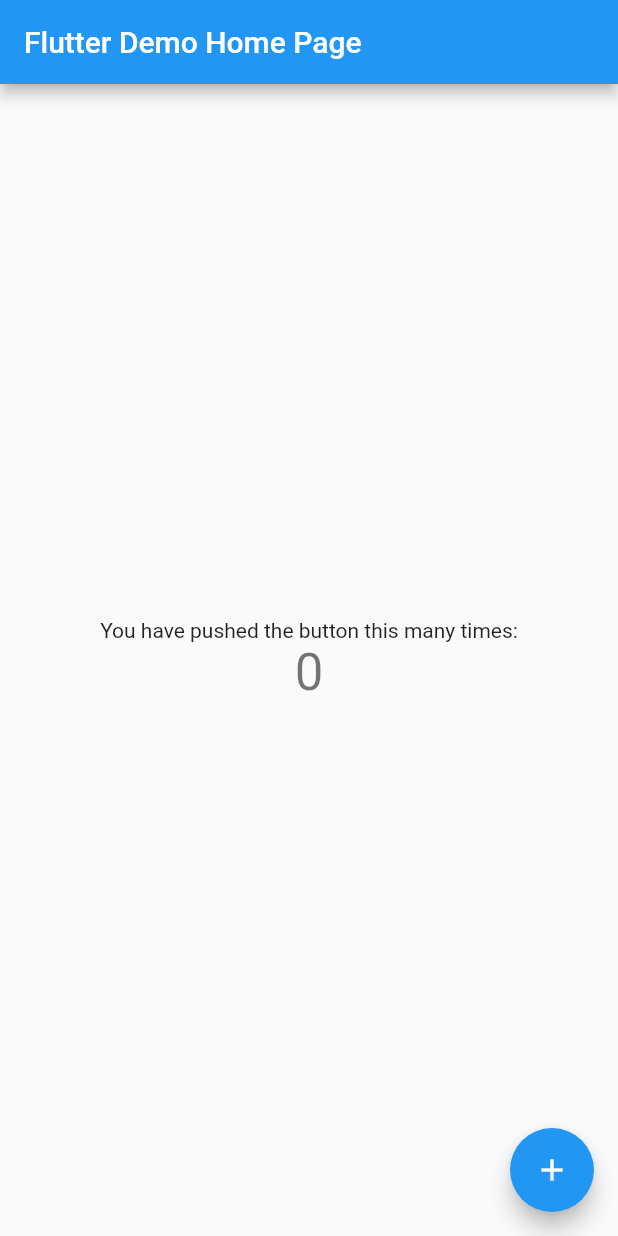
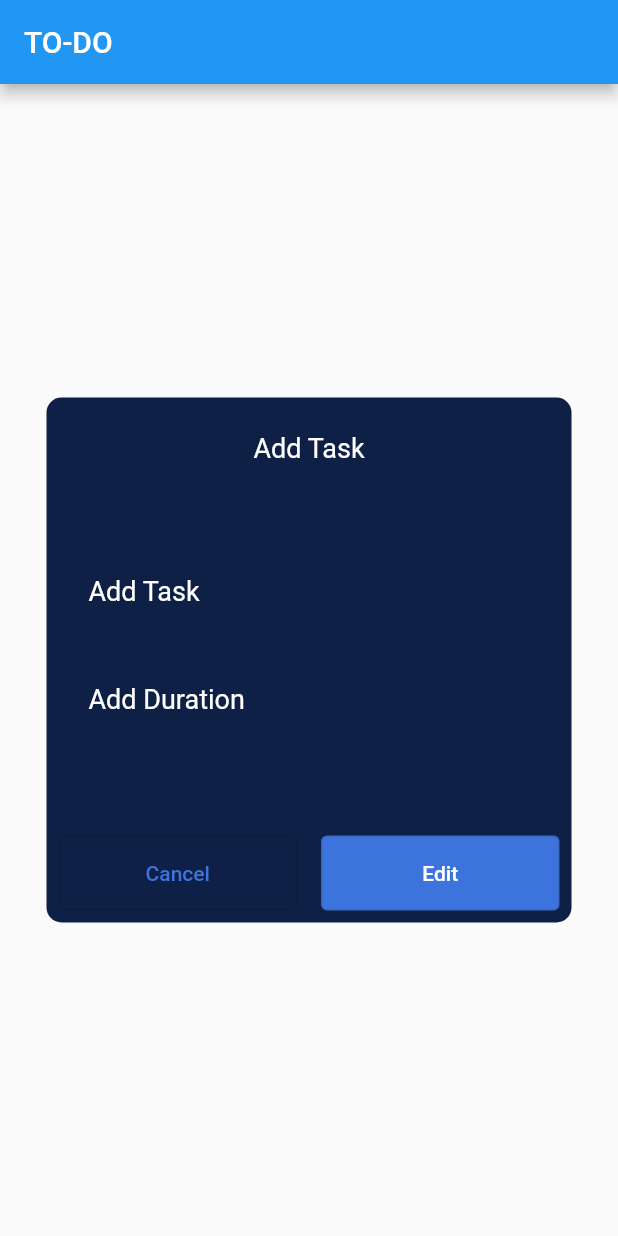
Before and after one commit to FlutterPortfolio-team/to-do, a Flutter app: the screen it shows after launch, on a phone screen of 412 x 824 dp. Run offline on Flutter 3.47's test engine with Material 2 defaults, Android fonts, the phone set to English and light mode, and no system bars; our stand-ins replace flutter_calendar_carousel.

Commit message:
app-calender, app_button, app-bar_calendar has been built

```diff
--- a/lib/main.dart
+++ b/lib/main.dart
@@ -1,4 +1,5 @@
 import 'package:flutter/material.dart';
+import 'package:to_do/view/widgets/add_task_widget.dart';
 
 void main() {
   runApp(const MyApp());
@@ -24,92 +25,26 @@
         // is not restarted.
         primarySwatch: Colors.blue,
       ),
-      home: const MyHomePage(title: 'Flutter Demo Home Page'),
+      home: const MyHomePage(),
     );
   }
 }
 
 class MyHomePage extends StatefulWidget {
-  const MyHomePage({Key? key, required this.title}) : super(key: key);
-
-  // This widget is the home page of your application. It is stateful, meaning
-  // that it has a State object (defined below) that contains fields that affect
-  // how it looks.
-
-  // This class is the configuration for the state. It holds the values (in this
-  // case the title) provided by the parent (in this case the App widget) and
-  // used by the build method of the State. Fields in a Widget subclass are
-  // always marked "final".
-
-  final String title;
+  const MyHomePage({Key? key}) : super(key: key);
 
   @override
   State<MyHomePage> createState() => _MyHomePageState();
 }
 
 class _MyHomePageState extends State<MyHomePage> {
-  int _counter = 0;
-
-  void _incrementCounter() {
-    setState(() {
-      // This call to setState tells the Flutter framework that something has
-      // changed in this State, which causes it to rerun the build method below
-      // so that the display can reflect the updated values. If we changed
-      // _counter without calling setState(), then the build method would not be
-      // called again, and so nothing would appear to happen.
-      _counter++;
-    });
-  }
-
   @override
   Widget build(BuildContext context) {
-    // This method is rerun every time setState is called, for instance as done
-    // by the _incrementCounter method above.
-    //
-    // The Flutter framework has been optimized to make rerunning build methods
-    // fast, so that you can just rebuild anything that needs updating rather
-    // than having to individually change instances of widgets.
     return Scaffold(
       appBar: AppBar(
-        // Here we take the value from the MyHomePage object that was created by
-        // the App.build method, and use it to set our appbar title.
-        title: Text(widget.title),
+        title: const Text('TO-DO'),
       ),
-      body: Center(
-        // Center is a layout widget. It takes a single child and positions it
-        // in the middle of the parent.
-        child: Column(
-          // Column is also a layout widget. It takes a list of children and
-          // arranges them vertically. By default, it sizes itself to fit its
-          // children horizontally, and tries to be as tall as its parent.
-          //
-          // Invoke "debug painting" (press "p" in the console, choose the
-          // "Toggle Debug Paint" action from the Flutter Inspector in Android
-          // Studio, or the "Toggle Debug Paint" command in Visual Studio Code)
-          // to see the wireframe for each widget.
-          //
-          // Column has various properties to control how it sizes itself and
-          // how it positions its children. Here we use mainAxisAlignment to
-          // center the children vertically; the main axis here is the vertical
-          // axis because Columns are vertical (the cross axis would be
-          // horizontal).
-          mainAxisAlignment: MainAxisAlignment.center,
-          children: <Widget>[
-            const Text(
-              'You have pushed the button this many times:',
-            ),
-            Text(
-              '$_counter',
-              style: Theme.of(context).textTheme.headline4,
-            ),
-          ],
-        ),
-      ),
-      floatingActionButton: FloatingActionButton(
-        onPressed: _incrementCounter,
-        tooltip: 'Increment',
-        child: const Icon(Icons.add),
-      ), // This trailing comma makes auto-formatting nicer for build methods.
+      body: const Center(child: AddTaskWidget()),
     );
   }
 }
--- a/lib/res/colors/app_colors.dart
+++ b/lib/res/colors/app_colors.dart
@@ -100,7 +100,7 @@
   Color get buttonGrey => const Color(0xFFCACACA);
 
   @override
-  Color get buttonBlue => blueAppColor;
+  Color get buttonBlue => const Color(0xFF0E2045);
 
   @override
   List<Color> get categoryColor => _categoryColor;
--- /dev/null
+++ b/lib/utils/theme_helper.dart
@@ -0,0 +1,29 @@
+import 'package:flutter/material.dart';
+import 'package:to_do/res/app_context_extension.dart';
+
+class ThemeHelper {
+  InputDecoration textInputDecoration(BuildContext context,
+      [String lableText = "", String hintText = ""]) {
+    return InputDecoration(
+      labelText: lableText,
+      labelStyle:
+          TextStyle(color: context.resources.color.colorWhite, fontSize: 18),
+      hintText: hintText,
+      hintStyle:
+          TextStyle(color: context.resources.color.colorWhite, fontSize: 18),
+      fillColor: context.resources.color.buttonBlue,
+      filled: true,
+      contentPadding: const EdgeInsets.fromLTRB(20, 10, 20, 10),
+      focusedBorder: OutlineInputBorder(
+          borderRadius: BorderRadius.circular(5.0),
+          borderSide: BorderSide(color: context.resources.color.colorWhite)),
+      enabledBorder: const OutlineInputBorder(borderSide: BorderSide.none),
+      errorBorder: OutlineInputBorder(
+          borderRadius: BorderRadius.circular(5.0),
+          borderSide: const BorderSide(color: Colors.red, width: 2.0)),
+      focusedErrorBorder: OutlineInputBorder(
+          borderRadius: BorderRadius.circular(5.0),
+          borderSide: const BorderSide(color: Colors.red, width: 2.0)),
+    );
+  }
+}
--- /dev/null
+++ b/lib/view/widgets/add_task_widget.dart
@@ -0,0 +1,70 @@
+import 'package:flutter/cupertino.dart';
+import 'package:flutter/material.dart';
+import 'package:flutter/src/foundation/key.dart';
+import 'package:flutter/src/widgets/framework.dart';
+import 'package:to_do/res/app_context_extension.dart';
+import 'package:to_do/utils/theme_helper.dart';
+import 'package:to_do/view/widgets/app_button.dart';
+import 'package:to_do/view/widgets/app_text_field.dart';
+import 'package:to_do/view/widgets/pop_container.dart';
+
+class AddTaskWidget extends StatelessWidget {
+  // final String title;
+  // final Widget body;
+  const AddTaskWidget({Key? key}) : super(key: key);
+
+  @override
+  Widget build(BuildContext context) {
+    return PopUpContainer(
+        title: 'Add Task',
+        showDivider: false,
+        body: SizedBox(
+          height: 120,
+          child: Column(
+            mainAxisAlignment: MainAxisAlignment.spaceBetween,
+            children: const [
+              AppTextField(labelText: 'Add Task'),
+              AppTextField(labelText: 'Add Duration'),
+            ],
+          ),
+        ));
+  }
+}
+
+
+// Container(
+//       height: size,
+//       width: size,
+//       padding: const EdgeInsets.only(bottom: 8.0),
+//       decoration: BoxDecoration(
+//         color: context.resources.color.buttonBlue,
+//         borderRadius: const BorderRadius.only(
+//           topLeft: Radius.circular(10.0),
+//           topRight: Radius.circular(10.0),
+//           bottomLeft: Radius.circular(10.0),
+//           bottomRight: Radius.circular(10.0),
+//         ),
+//       ),
+//       child: Column(
+//         // crossAxisAlignment: CrossAxisAlignment.center,
+//         // mainAxisAlignment: MainAxisAlignment.spaceBetween,
+//         children: [
+//           Text(
+//             'Add Task',
+//             textAlign: TextAlign.center,
+//             style: TextStyle(
+//                 color: context.resources.color.colorWhite, fontSize: 18),
+//           ),
+//           const Divider(
+//             color: Colors.grey,
+//           ),
+//
+//           Row(
+//             children: const [
+//               AppButton(text: 'Cancel', useSecondColor: false),
+//               AppButton(text: 'Edit', useSecondColor: true)
+//             ],
+//           )
+//         ],
+//       ),
+//     );
--- /dev/null
+++ b/lib/view/widgets/app_button.dart
@@ -0,0 +1,50 @@
+import 'package:flutter/material.dart';
+import 'package:to_do/res/app_context_extension.dart';
+
+class AppButton extends StatelessWidget {
+  final String text;
+  final bool useSecondColor;
+  final VoidCallback? onPressed;
+  const AppButton({
+    Key? key,
+    required this.text,
+    required this.useSecondColor,
+    this.onPressed,
+  }) : super(key: key);
+
+  @override
+  Widget build(BuildContext context) {
+    return Expanded(
+      child: SizedBox(
+        height: 50,
+        child: Padding(
+          padding: const EdgeInsets.only(left: 8.0, right: 8.0),
+          child: OutlinedButton(
+            style: OutlinedButton.styleFrom(
+                backgroundColor: useSecondColor
+                    ? context.resources.color.blueAppColor
+                    : context.resources.color.buttonBlue),
+            onPressed: onPressed,
+            child: Text(
+              text,
+              style: TextStyle(
+                color: useSecondColor
+                    ? Colors.white
+                    : context.resources.color.blueAppColor,
+              ),
+            ),
+            // onPressed: () {
+            //   // setState(
+            //   //   () {
+            //   //     _targetDateTime =
+            //   //         DateTime(_targetDateTime.year, _targetDateTime.month + 1);
+            //   //     _currentMonth = DateFormat.yMMM().format(_targetDateTime);
+            //   //   },
+            //   // );
+            // },
+          ),
+        ),
+      ),
+    );
+  }
+}
--- /dev/null
+++ b/lib/view/widgets/app_text_field.dart
@@ -0,0 +1,25 @@
+import 'package:flutter/material.dart';
+import 'package:to_do/res/app_context_extension.dart';
+import 'package:to_do/utils/theme_helper.dart';
+
+class AppTextField extends StatelessWidget {
+  final String? hintText;
+  final String? labelText;
+  const AppTextField({Key? key, this.hintText, this.labelText})
+      : super(key: key);
+
+  @override
+  Widget build(BuildContext context) {
+    return Padding(
+      padding: const EdgeInsets.only(left: 8.0, right: 8.0),
+      child: TextField(
+        style:
+            TextStyle(color: context.resources.color.colorWhite, fontSize: 18),
+        decoration: ThemeHelper().textInputDecoration(
+            context,
+            labelText == null ? '' : labelText!,
+            hintText == null ? '' : hintText!),
+      ),
+    );
+  }
+}
--- /dev/null
+++ b/lib/view/widgets/pop_container.dart
@@ -0,0 +1,89 @@
+import 'package:flutter/material.dart';
+import 'package:to_do/res/app_context_extension.dart';
+import 'package:to_do/view/widgets/app_button.dart';
+
+class PopUpContainer extends StatelessWidget {
+  final String title;
+  final Widget body;
+  final double? height;
+  final double? width;
+  final bool showDivider;
+  final VoidCallback? button1Pressed;
+  final VoidCallback? button2Pressed;
+  const PopUpContainer({
+    Key? key,
+    required this.title,
+    required this.body,
+    this.height,
+    this.width,
+    this.button1Pressed,
+    this.button2Pressed,
+    required this.showDivider,
+  }) : super(key: key);
+
+  @override
+  Widget build(BuildContext context) {
+    double size = 350.0;
+    return Container(
+      height: height ?? size,
+      width: width ?? size,
+      padding: const EdgeInsets.only(bottom: 8.0),
+      decoration: BoxDecoration(
+        color: context.resources.color.buttonBlue,
+        borderRadius: const BorderRadius.only(
+          topLeft: Radius.circular(10.0),
+          topRight: Radius.circular(10.0),
+          bottomLeft: Radius.circular(10.0),
+          bottomRight: Radius.circular(10.0),
+        ),
+      ),
+      child: Column(
+        mainAxisAlignment: MainAxisAlignment.spaceBetween,
+        children: [
+          SizedBox(
+            height: height == null ? (size - 100) : (height! - 100),
+            child: Column(
+              mainAxisAlignment: MainAxisAlignment.spaceAround,
+              children: [
+                Column(
+                  children: [
+                    Text(
+                      title,
+                      textAlign: TextAlign.center,
+                      style: TextStyle(
+                          color: context.resources.color.colorWhite,
+                          fontSize: 18),
+                    ),
+                    showDivider
+                        ? const Padding(
+                            padding: EdgeInsets.only(left: 10.0, right: 10.0),
+                            child: Divider(
+                              color: Colors.grey,
+                            ),
+                          )
+                        : const Text(''),
+                  ],
+                ),
+                body,
+              ],
+            ),
+          ),
+          Row(
+            children: [
+              AppButton(
+                text: 'Cancel',
+                useSecondColor: false,
+                onPressed: button1Pressed,
+              ),
+              AppButton(
+                text: 'Edit',
+                useSecondColor: true,
+                onPressed: button2Pressed,
+              )
+            ],
+          )
+        ],
+      ),
+    );
+  }
+}
--- a/pubspec.yaml
+++ b/pubspec.yaml
@@ -34,6 +34,9 @@
   # The following adds the Cupertino Icons font to your application.
   # Use with the CupertinoIcons class for iOS style icons.
   cupertino_icons: ^1.0.2
+  table_calendar: ^3.0.6
+  syncfusion_flutter_calendar: ^20.1.60
+  flutter_calendar_carousel: ^2.2.0
 
 dev_dependencies:
   flutter_test:
```
Also changed, not shown: lib/view/widgets/app_bar_calendar.dart (added, +83 -0 lines), lib/view/widgets/calender.dart (added, +216 -0 lines), pubspec.lock.
